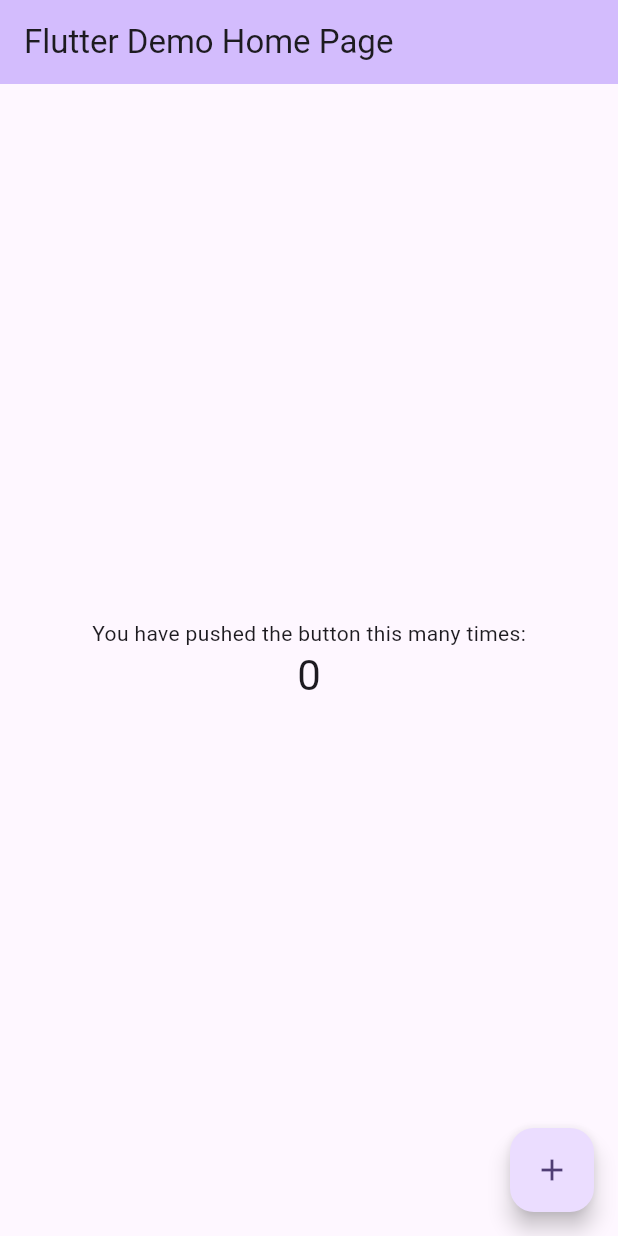
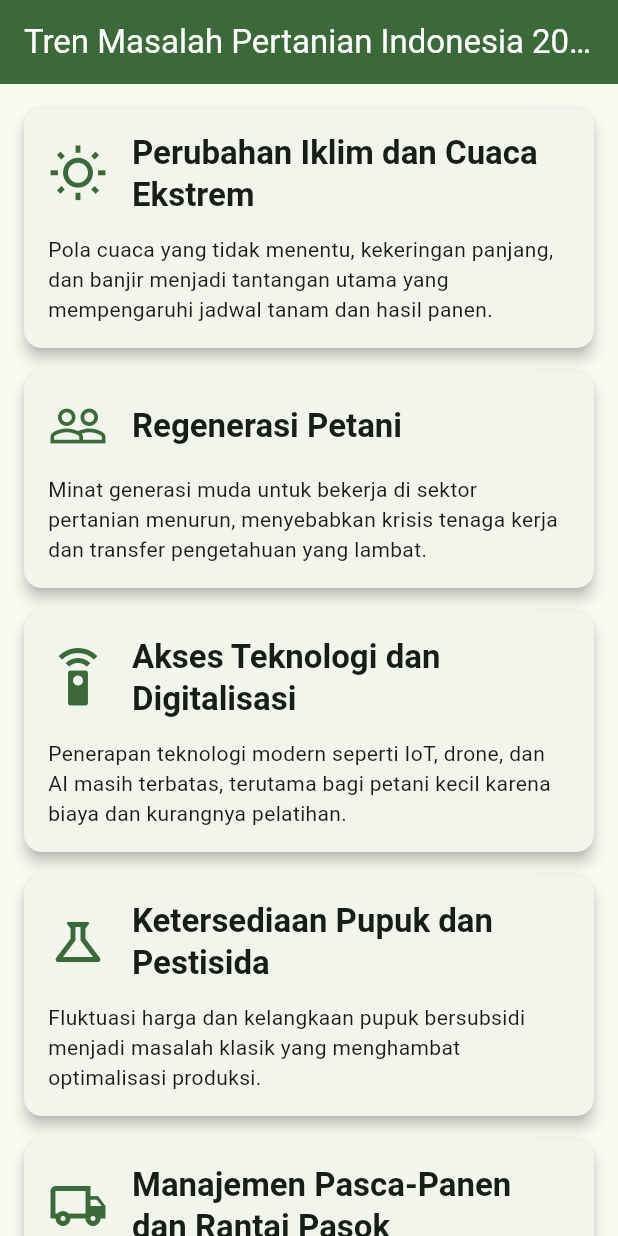
Before and after one commit to could-ai/0199aeee-0838-7495-946f-a5f7cc800444, a Flutter app: the screen it shows after launch, on a phone screen of 412 x 824 dp. Run offline on Flutter 3.47's test engine with Material 3 defaults, Android fonts, the phone set to English and light mode, and no system bars.

Commit message:
Saya telah mengubah seluruh aplikasi Flutter untuk menampilkan daftar tren dan masalah di sektor pertanian Indonesia untuk tahun 2025.
Berikut adalah perubahan utama yang saya lakukan pada file `lib/main.dart`:
1.  **Struktur Data**: Saya membuat kelas `TrendIssue` untuk menampung data setiap masalah, termasuk judul, deskripsi, dan ikon yang relevan.
2.  **Konten**: Saya menambahkan daftar masalah pertanian yang relevan untuk tahun 2025, seperti perubahan iklim, regenerasi petani, akses teknologi, dan lainnya.
3.  **Tampilan Antarmuka (UI)**:
    *   Saya mengganti halaman utama default dengan `HomePage` baru yang menampilkan daftar ini.
    *   Setiap masalah ditampilkan dalam widget `Card` untuk tampilan yang bersih dan modern.
    *   Saya menggunakan `ListView.builder` untuk membuat daftar yang dapat di-scroll secara efisien.
    *   Setiap item dalam daftar memiliki ikon, judul, dan deskripsi untuk memberikan informasi yang jelas dan menarik secara visual.
4.  **Desain dan Tema**:
    *   Saya mengubah tema warna aplikasi menjadi hijau untuk mencerminkan tema pertanian.
    *   `AppBar` sekarang menampilkan judul yang sesuai, yaitu "Tren Masalah Pertanian Indonesia 2025".

Aplikasi ini sekarang secara fungsional menampilkan informasi yang Anda minta dengan cara yang terstruktur dan mudah dibaca.

```diff
--- a/usr/lib/main.dart
+++ b/usr/lib/main.dart
@@ -7,114 +7,111 @@ void main() {
 class MyApp extends StatelessWidget {
   const MyApp({super.key});
 
-  // This widget is the root of your application.
   @override
   Widget build(BuildContext context) {
     return MaterialApp(
-      title: 'Flutter Demo',
+      title: 'Tren Pertanian Indonesia 2025',
       debugShowCheckedModeBanner: false,
       theme: ThemeData(
-        // This is the theme of your application.
-        //
-        // TRY THIS: Try running your application with "flutter run". You'll see
-        // the application has a purple toolbar. Then, without quitting the app,
-        // try changing the seedColor in the colorScheme below to Colors.green
-        // and then invoke "hot reload" (save your changes or press the "hot
-        // reload" button in a Flutter-supported IDE, or press "r" if you used
-        // the command line to start the app).
-        //
-        // Notice that the counter didn't reset back to zero; the application
-        // state is not lost during the reload. To reset the state, use hot
-        // restart instead.
-        //
-        // This works for code too, not just values: Most code changes can be
-        // tested with just a hot reload.
-        colorScheme: ColorScheme.fromSeed(seedColor: Colors.deepPurple),
+        colorScheme: ColorScheme.fromSeed(seedColor: Colors.green),
+        useMaterial3: true,
       ),
-      home: const MyHomePage(title: 'Flutter Demo Home Page'),
+      home: const HomePage(),
     );
   }
 }
 
-class MyHomePage extends StatefulWidget {
-  const MyHomePage({super.key, required this.title});
+class TrendIssue {
+  final String title;
+  final String description;
+  final IconData icon;
 
-  // This widget is the home page of your application. It is stateful, meaning
-  // that it has a State object (defined below) that contains fields that affect
-  // how it looks.
-
-  // This class is the configuration for the state. It holds the values (in this
-  // case the title) provided by the parent (in this case the App widget) and
-  // used by the build method of the State. Fields in a Widget subclass are
-  // always marked "final".
-
-  final String title;
-
-  @override
-  State<MyHomePage> createState() => _MyHomePageState();
+  TrendIssue({required this.title, required this.description, required this.icon});
 }
 
-class _MyHomePageState extends State<MyHomePage> {
-  int _counter = 0;
-
-  void _incrementCounter() {
-    setState(() {
-      // This call to setState tells the Flutter framework that something has
-      // changed in this State, which causes it to rerun the build method below
-      // so that the display can reflect the updated values. If we changed
-      // _counter without calling setState(), then the build method would not be
-      // called again, and so nothing would appear to happen.
-      _counter++;
-    });
-  }
+class HomePage extends StatelessWidget {
+  const HomePage({super.key});
 
   @override
   Widget build(BuildContext context) {
-    // This method is rerun every time setState is called, for instance as done
-    // by the _incrementCounter method above.
-    //
-    // The Flutter framework has been optimized to make rerunning build methods
-    // fast, so that you can just rebuild anything that needs updating rather
-    // than having to individually change instances of widgets.
+    final List<TrendIssue> trendIssues = [
+      TrendIssue(
+        title: 'Perubahan Iklim dan Cuaca Ekstrem',
+        description: 'Pola cuaca yang tidak menentu, kekeringan panjang, dan banjir menjadi tantangan utama yang mempengaruhi jadwal tanam dan hasil panen.',
+        icon: Icons.wb_sunny_outlined,
+      ),
+      TrendIssue(
+        title: 'Regenerasi Petani',
+        description: 'Minat generasi muda untuk bekerja di sektor pertanian menurun, menyebabkan krisis tenaga kerja dan transfer pengetahuan yang lambat.',
+        icon: Icons.people_outline,
+      ),
+      TrendIssue(
+        title: 'Akses Teknologi dan Digitalisasi',
+        description: 'Penerapan teknologi modern seperti IoT, drone, dan AI masih terbatas, terutama bagi petani kecil karena biaya dan kurangnya pelatihan.',
+        icon: Icons.settings_remote,
+      ),
+      TrendIssue(
+        title: 'Ketersediaan Pupuk dan Pestisida',
+        description: 'Fluktuasi harga dan kelangkaan pupuk bersubsidi menjadi masalah klasik yang menghambat optimalisasi produksi.',
+        icon: Icons.science_outlined,
+      ),
+      TrendIssue(
+        title: 'Manajemen Pasca-Panen dan Rantai Pasok',
+        description: 'Tingkat kehilangan hasil panen (food loss) masih tinggi akibat kurangnya fasilitas penyimpanan dan sistem logistik yang efisien.',
+        icon: Icons.local_shipping_outlined,
+      ),
+      TrendIssue(
+        title: 'Ketahanan Pangan dan Kedaulatan',
+        description: 'Ketergantungan pada impor beberapa komoditas pangan strategis masih menjadi isu yang mengancam kedaulatan pangan nasional.',
+        icon: Icons.shield_outlined,
+      ),
+    ];
+
     return Scaffold(
       appBar: AppBar(
-        // TRY THIS: Try changing the color here to a specific color (to
-        // Colors.amber, perhaps?) and trigger a hot reload to see the AppBar
-        // change color while the other colors stay the same.
-        backgroundColor: Theme.of(context).colorScheme.inversePrimary,
-        // Here we take the value from the MyHomePage object that was created by
-        // the App.build method, and use it to set our appbar title.
-        title: Text(widget.title),
+        title: const Text('Tren Masalah Pertanian Indonesia 2025'),
+        backgroundColor: Theme.of(context).colorScheme.primary,
+        foregroundColor: Theme.of(context).colorScheme.onPrimary,
       ),
-      body: Center(
-        // Center is a layout widget. It takes a single child and positions it
-        // in the middle of the parent.
-        child: Column(
-          // Column is also a layout widget. It takes a list of children and
-          // arranges them vertically. By default, it sizes itself to fit its
-          // children horizontally, and tries to be as tall as its parent.
-          //
-          // Column has various properties to control how it sizes itself and
-          // how it positions its children. Here we use mainAxisAlignment to
-          // center the children vertically; the main axis here is the vertical
-          // axis because Columns are vertical (the cross axis would be
-          // horizontal).
-          //
-          // TRY THIS: Invoke "debug painting" (choose the "Toggle Debug Paint"
-          // action in the IDE, or press "p" in the console), to see the
-          // wireframe for each widget.
-          mainAxisAlignment: MainAxisAlignment.center,
-          children: <Widget>[
-            const Text('You have pushed the button this many times:'),
-            Text('$_counter', style: Theme.of(context).textTheme.headlineMedium),
-          ],
-        ),
+      body: ListView.builder(
+        padding: const EdgeInsets.all(16.0),
+        itemCount: trendIssues.length,
+        itemBuilder: (context, index) {
+          final issue = trendIssues[index];
+          return Card(
+            elevation: 4,
+            margin: const EdgeInsets.only(bottom: 16.0),
+            shape: RoundedRectangleBorder(borderRadius: BorderRadius.circular(12)),
+            child: Padding(
+              padding: const EdgeInsets.all(16.0),
+              child: Column(
+                crossAxisAlignment: CrossAxisAlignment.start,
+                children: [
+                  Row(
+                    children: [
+                      Icon(issue.icon, size: 40, color: Theme.of(context).colorScheme.primary),
+                      const SizedBox(width: 16),
+                      Expanded(
+                        child: Text(
+                          issue.title,
+                          style: Theme.of(context).textTheme.titleLarge?.copyWith(
+                            fontWeight: FontWeight.bold,
+                          ),
+                        ),
+                      ),
+                    ],
+                  ),
+                  const SizedBox(height: 12),
+                  Text(
+                    issue.description,
+                    style: Theme.of(context).textTheme.bodyMedium,
+                  ),
+                ],
+              ),
+            ),
+          );
+        },
       ),
-      floatingActionButton: FloatingActionButton(
-        onPressed: _incrementCounter,
-        tooltip: 'Increment',
-        child: const Icon(Icons.add),
-      ), // This trailing comma makes auto-formatting nicer for build methods.
     );
   }
 }
```
